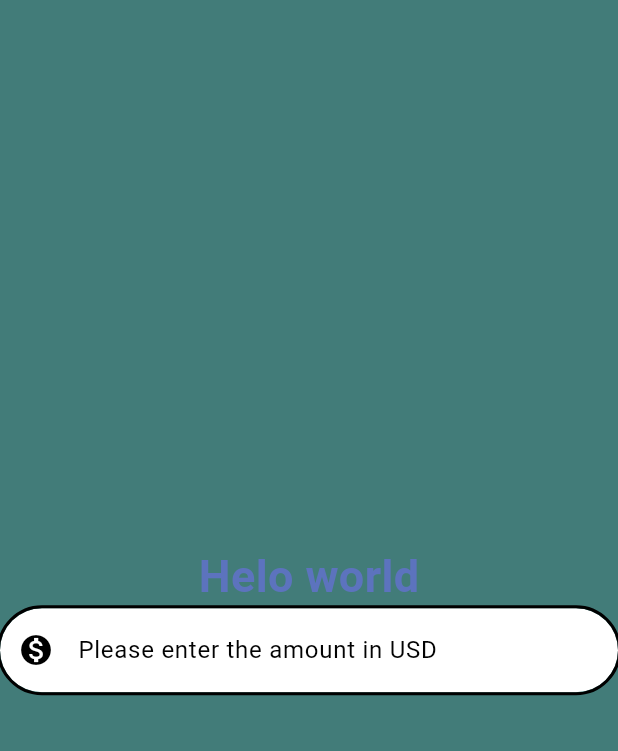
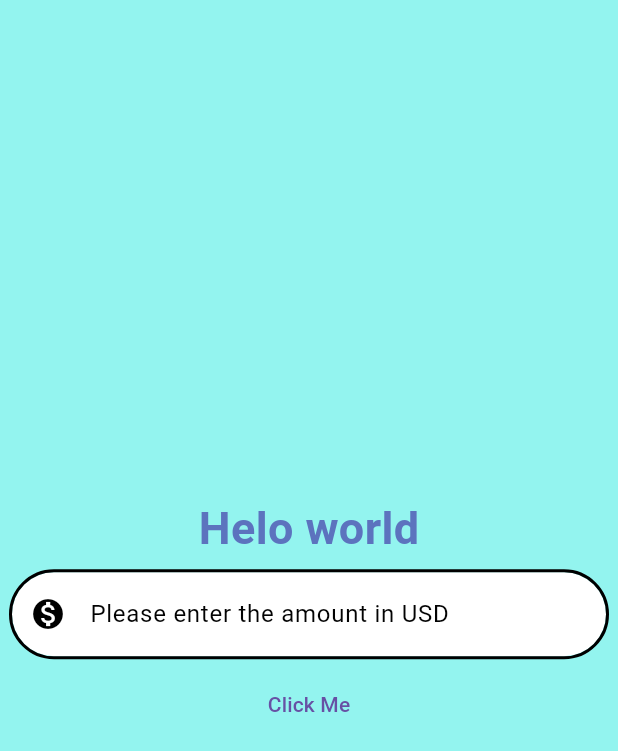
Before and after one commit to shinitks/Currency_Convertor, a Flutter app: the screen it shows after launch, on a phone screen of 412 x 824 dp. Shown: the top 751 px of the screen. Run offline on Flutter 3.47's test engine with Material 3 defaults, Android fonts, the phone set to English and light mode, and no system bars.

Commit message:
text button added

```diff
--- a/lib/currency_convertor_material_page.dart
+++ b/lib/currency_convertor_material_page.dart
@@ -1,3 +1,4 @@
+import 'package:flutter/foundation.dart';
 import 'package:flutter/material.dart';
 
 class CurrencyConvertMaterialPage extends StatelessWidget {
@@ -19,7 +20,7 @@ class CurrencyConvertMaterialPage extends StatelessWidget {
       backgroundColor: const Color.fromRGBO(0, 0, 0, 1),
       body: Center(
         child: ColoredBox(
-          color: const Color.fromRGBO(66, 124, 121, 1),
+          color: const Color.fromARGB(255, 147, 244, 239),
           child: Column(
             mainAxisAlignment: MainAxisAlignment.center,
             children: [
@@ -31,10 +32,11 @@ class CurrencyConvertMaterialPage extends StatelessWidget {
                   color: Color.fromRGBO(92, 115, 190, 1),
                 ),
               ),
-              TextField(
-                style: const TextStyle(
-                  color: Color.fromRGBO(2, 2, 2, 1),
-                ),
+
+              Padding(
+                padding: const EdgeInsets.all(8.0),
+                child: TextField(
+                  style: const TextStyle(color: Color.fromRGBO(2, 2, 2, 1)),
                   decoration: InputDecoration(
                     hintText: 'Please enter the amount in USD',
                     hintStyle: const TextStyle(
@@ -47,6 +49,18 @@ class CurrencyConvertMaterialPage extends StatelessWidget {
                     enabledBorder: border,
                     focusedBorder: border,
                   ),
+                  keyboardType: const TextInputType.numberWithOptions(
+                    decimal: true,
+                  ),
+                ),
+              ),
+              TextButton(
+                onPressed: () {
+                  if (kDebugMode) {
+                    print('Button clicked');
+                  }
+                },
+                child: const Text('Click Me'),
               ),
             ],
           ),
--- a/lib/main.dart
+++ b/lib/main.dart
@@ -1,5 +1,5 @@
 import 'package:flutter/material.dart';
-import 'package:flutter/cupertino.dart';
+//import 'package:flutter/cupertino.dart';
 import 'currency_convertor_material_page.dart';
 
 
```
Lines whose indentation alone changed are shown as unchanged.
